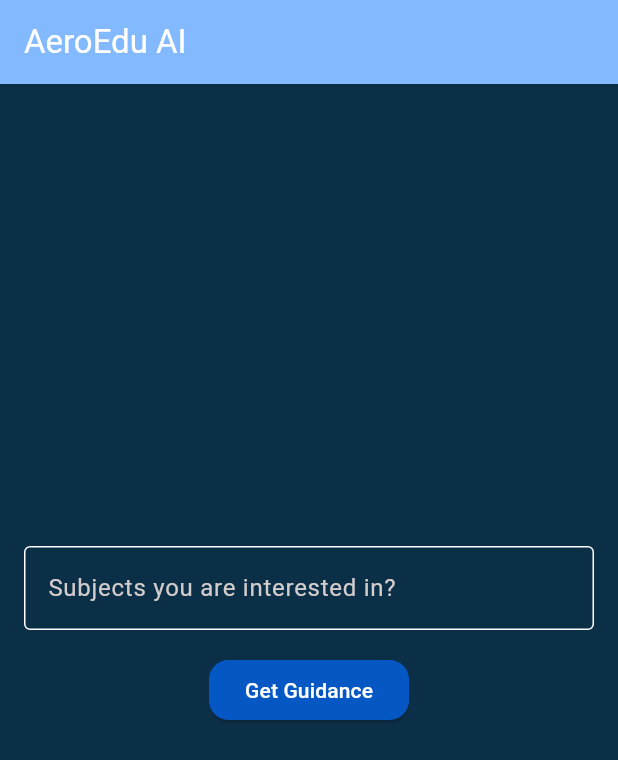
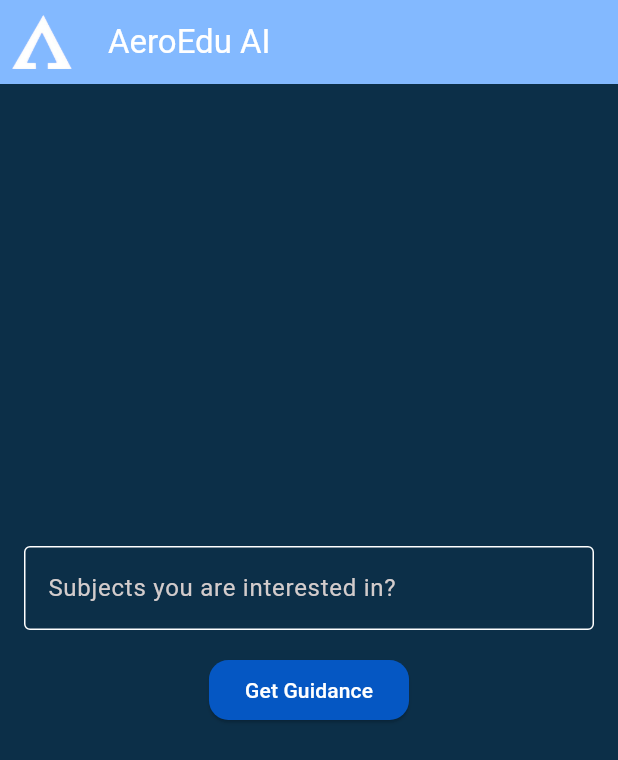
Before and after one commit to Flexxxlab/AIApp, a Flutter app: the screen it shows after launch, on a phone screen of 412 x 824 dp. Shown: the top 760 px of the screen. Run offline on Flutter 3.47's test engine with Material 3 defaults, Android fonts, the phone set to English and light mode, and no system bars; our stand-ins replace firebase_core, flutter_markdown; accounts and stored records are empty.

Commit message:
icon added

```diff
--- a/lib/home.dart
+++ b/lib/home.dart
@@ -86,6 +86,12 @@ class _AIChatScreenState extends State<AIChatScreen> {
   Widget build(BuildContext context) {
     return Scaffold(
       appBar: AppBar(
+        leading: Padding(
+          padding: const EdgeInsets.all(8.0),
+          child: Image.asset(
+            'assets/images/img.png',
+          ),
+        ),
         title: const Text("AeroEdu AI"),
       ),
       body: Padding(
--- a/pubspec.yaml
+++ b/pubspec.yaml
@@ -57,8 +57,8 @@ flutter:
   uses-material-design: true
 
   # To add assets to your application, add an assets section, like this:
-  # assets:
-  #   - images/a_dot_burr.jpeg
+  assets:
+   - assets/images/img.png
   #   - images/a_dot_ham.jpeg
 
   # An image asset can refer to one or more resolution-specific "variants", see
```
Also changed, not shown: assets/images/img.png (added).
